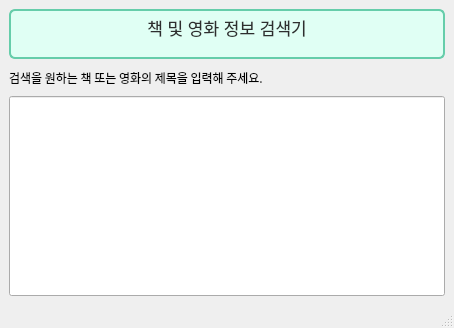
jiwoo1105/DKU_Opensource_knoo-B, file ui_files/Find_info_main.ui: the form before one commit.
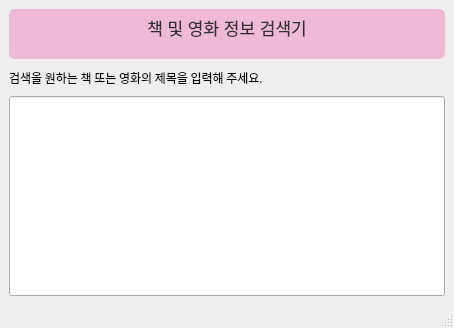
The form after the commit.

Commit message: 전체적인 UI 수정 (사이즈, 글꼴)

Patch:
```diff
--- a/ui_files/Find_info_main.ui
+++ b/ui_files/Find_info_main.ui
@@ -49,9 +49,9 @@
 
 border-style: solid;
 border-width: 2px;
-border-color: #66CDAA;
+border-color: #EFBAD6;
 border-radius: 6px;
-background-color: #E0FFF4;
+background-color: #EFBAD6;
 </string>
         </property>
         <property name="lineWrapColumnOrWidth">
```
The commit also changes 6 other files.
